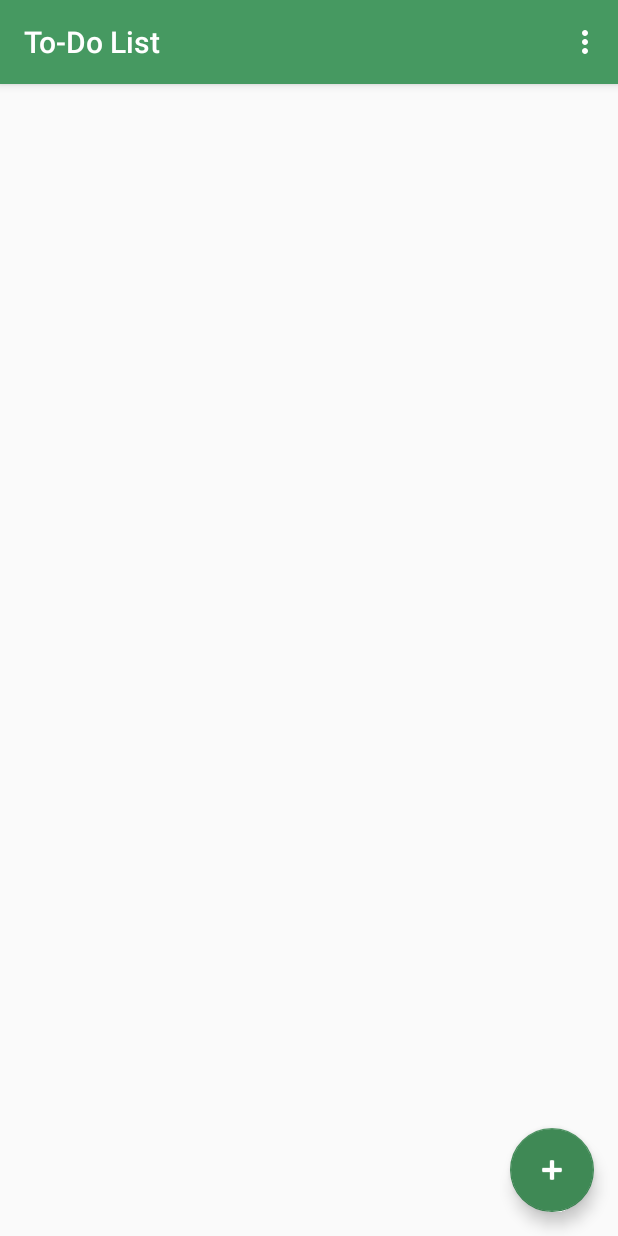
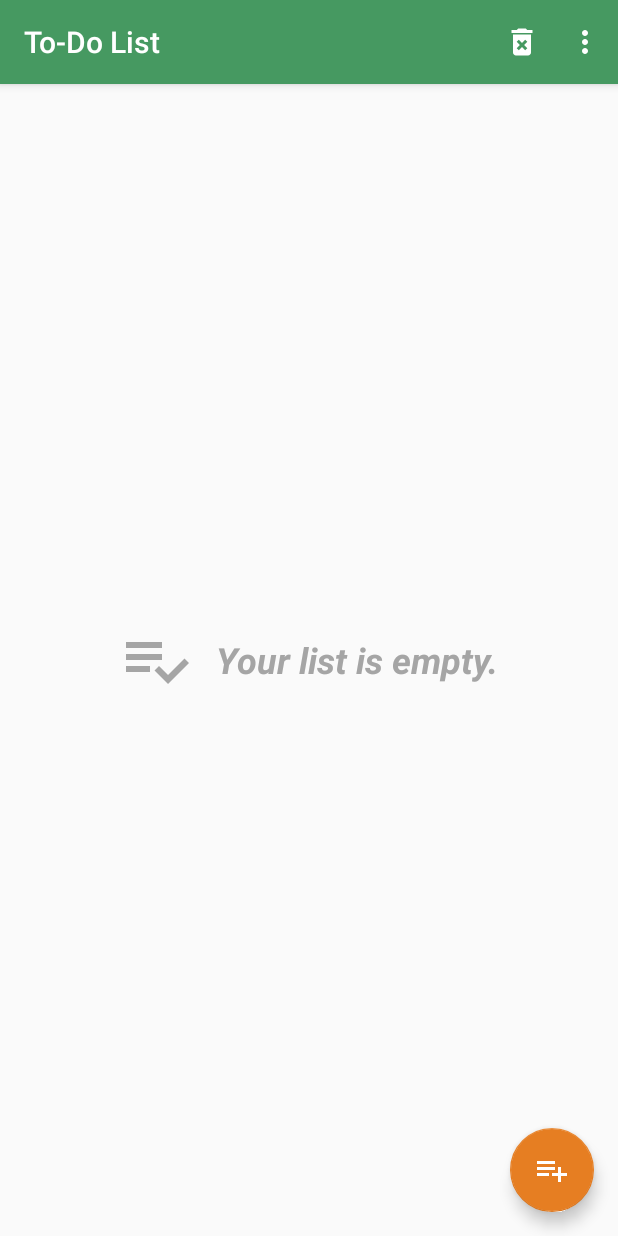
Before and after one commit to zsoltroesler/ToDoList, an Android app: the screen it shows after launch (MainActivity), on a phone screen of 412 x 824 dp. Run offline under Robolectric (Android 15) with nearby library versions, the phone set to English and light mode, and no system bars; our stand-ins replace Room's generated code.

Commit message:
delete function upgraded, some ui and res changes

```diff
--- a/app/src/main/java/com/example/android/todolist/database/TaskDao.java
+++ b/app/src/main/java/com/example/android/todolist/database/TaskDao.java
@@ -28,6 +28,9 @@ public interface TaskDao {
     @Delete
     void deleteTask(TaskEntry taskEntry);
 
+    @Query("DELETE FROM task")
+    void deleteAllTasks();
+
     @Query("SELECT * FROM task WHERE id = :id")
     LiveData<TaskEntry> loadTaskById(int id);
 }
--- a/app/src/main/java/com/example/android/todolist/ui/main/MainActivity.java
+++ b/app/src/main/java/com/example/android/todolist/ui/main/MainActivity.java
@@ -18,11 +18,15 @@ package com.example.android.todolist.ui.main;
 
 import android.arch.lifecycle.Observer;
 import android.arch.lifecycle.ViewModelProviders;
+import android.content.DialogInterface;
 import android.content.Intent;
-import android.content.SharedPreferences;
+import android.graphics.Color;
 import android.os.Bundle;
 import android.support.annotation.Nullable;
+import android.support.design.widget.CoordinatorLayout;
 import android.support.design.widget.FloatingActionButton;
+import android.support.design.widget.Snackbar;
+import android.support.v7.app.AlertDialog;
 import android.support.v7.app.AppCompatActivity;
 import android.support.v7.widget.DividerItemDecoration;
 import android.support.v7.widget.LinearLayoutManager;
@@ -34,7 +38,7 @@ import android.view.Menu;
 import android.view.MenuInflater;
 import android.view.MenuItem;
 import android.view.View;
-
+import android.widget.LinearLayout;
 import com.example.android.todolist.AppExecutors;
 import com.example.android.todolist.R;
 import com.example.android.todolist.adapter.TaskAdapter;
@@ -42,6 +46,7 @@ import com.example.android.todolist.database.AppDatabase;
 import com.example.android.todolist.database.TaskEntry;
 import com.example.android.todolist.settings.SettingsActivity;
 import com.example.android.todolist.ui.add.AddTaskActivity;
+import com.example.android.todolist.utilities.SwipeToDeleteCallback;
 
 import java.util.List;
 
@@ -50,12 +55,17 @@ import static android.widget.LinearLayout.VERTICAL;
 
 public class MainActivity extends AppCompatActivity implements TaskAdapter.ItemClickListener {
 
-    // Constant for logging
     private static final String TAG = MainActivity.class.getSimpleName();
-    // Member variables for the adapter and RecyclerView
+
+    private CoordinatorLayout mCoordinatorLayout;
     private RecyclerView mRecyclerView;
+    private LinearLayout mLinearLayout;
+    private FloatingActionButton mFab;
     private TaskAdapter mAdapter;
     private AppDatabase mDb;
+    private List<TaskEntry> mTasks;
+    private TaskEntry mTask;
+    private int recentlyDeletedTaskPosition;
 
     @Override
     protected void onCreate(Bundle savedInstanceState) {
@@ -64,54 +74,48 @@ public class MainActivity extends AppCompatActivity implements TaskAdapter.ItemC
 
         Log.i(TAG, "TEST: MainActivity onCreate() called");
 
-        // Set the RecyclerView to its corresponding view
+        mDb = AppDatabase.getsInstance(getApplicationContext());
+
+        setUpViews();
+
+        setupViewModel();
+
+    }
+
+    private void setupViewModel() {
+        MainViewModel viewModel = ViewModelProviders.of(this).get(MainViewModel.class);
+        viewModel.getTasks().observe(this, new Observer<List<TaskEntry>>() {
+            @Override
+            public void onChanged(@Nullable List<TaskEntry> taskEntries) {
+                Log.d(TAG, "Updating list of tasks from LiveData in ViewModel");
+                mTasks = taskEntries;
+                mAdapter.setTasks(mTasks);
+                if (mTasks == null || mTasks.isEmpty()) {
+                    mLinearLayout.setVisibility(View.VISIBLE);
+                } else {
+                    mLinearLayout.setVisibility(View.INVISIBLE);
+                }
+            }
+        });
+    }
+
+    private void setUpViews() {
+        mCoordinatorLayout = findViewById(R.id.coordinatorLayout);
+        mFab = findViewById(R.id.fab);
+        mLinearLayout = findViewById(R.id.empty_list);
         mRecyclerView = findViewById(R.id.recyclerViewTasks);
 
-        // Set the layout for the RecyclerView to be a linear layout, which measures and
-        // positions items within a RecyclerView into a linear list
+
         mRecyclerView.setLayoutManager(new LinearLayoutManager(this));
-
-        // Initialize the adapter and attach it to the RecyclerView
         mAdapter = new TaskAdapter(this, this);
         mRecyclerView.setAdapter(mAdapter);
 
         DividerItemDecoration decoration = new DividerItemDecoration(getApplicationContext(), VERTICAL);
         mRecyclerView.addItemDecoration(decoration);
 
-        /*
-         Add a touch helper to the RecyclerView to recognize when a user swipes to delete an item.
-         An ItemTouchHelper enables touch behavior (like swipe and move) on each ViewHolder,
-         and uses callbacks to signal when a user is performing these actions.
-         */
-        new ItemTouchHelper(new ItemTouchHelper.SimpleCallback(0, ItemTouchHelper.LEFT | ItemTouchHelper.RIGHT) {
-            @Override
-            public boolean onMove(RecyclerView recyclerView, RecyclerView.ViewHolder viewHolder, RecyclerView.ViewHolder target) {
-                return false;
-            }
+        swipeToDelete();
 
-            // Called when a user swipes left or right on a ViewHolder
-            @Override
-            public void onSwiped(final RecyclerView.ViewHolder viewHolder, int swipeDir) {
-                // Here is where you'll implement swipe to delete
-                AppExecutors.getInstance().diskIO().execute(new Runnable() {
-                    @Override
-                    public void run() {
-                        int position = viewHolder.getAdapterPosition();
-                        List<TaskEntry> tasks = mAdapter.getTasks();
-                        mDb.taskDao().deleteTask(tasks.get(position));
-                    }
-                });
-            }
-        }).attachToRecyclerView(mRecyclerView);
-
-        /*
-         Set the Floating Action Button (FAB) to its corresponding View.
-         Attach an OnClickListener to it, so that when it's clicked, a new intent will be created
-         to launch the AddTaskActivity.
-         */
-        FloatingActionButton fabButton = findViewById(R.id.fab);
-
-        fabButton.setOnClickListener(new View.OnClickListener() {
+        mFab.setOnClickListener(new View.OnClickListener() {
             @Override
             public void onClick(View view) {
                 // Create a new intent to start an AddTaskActivity
@@ -119,19 +123,57 @@ public class MainActivity extends AppCompatActivity implements TaskAdapter.ItemC
                 startActivity(addTaskIntent);
             }
         });
-        mDb = AppDatabase.getsInstance(getApplicationContext());
-        setupViewModel();
     }
 
-    private void setupViewModel() {
-       MainViewModel viewModel = ViewModelProviders.of(this).get(MainViewModel.class);
-        viewModel.getTasks().observe(this, new Observer<List<TaskEntry>>() {
+    private void swipeToDelete() {
+        SwipeToDeleteCallback swipeToDeleteCallback = new SwipeToDeleteCallback(this) {
             @Override
-            public void onChanged(@Nullable List<TaskEntry> taskEntries) {
-                Log.d(TAG, "Updating list of tasks from LiveData in ViewModel");
-                mAdapter.setTasks(taskEntries);
+            public void onSwiped(RecyclerView.ViewHolder viewHolder, int direction) {
+                // With swiping the QR code removed from the list but not deleted from the db yet
+                int position = viewHolder.getAdapterPosition();
+                mTasks = mAdapter.getTasks();
+                mTask = mTasks.get(position);
+                recentlyDeletedTaskPosition = position;
+                mTasks.remove(position);
+                mAdapter.notifyItemRemoved(recentlyDeletedTaskPosition);
+                showUndoSnackbar();
+            }
+        };
+
+        ItemTouchHelper itemTouchHelper = new ItemTouchHelper(swipeToDeleteCallback);
+        itemTouchHelper.attachToRecyclerView(mRecyclerView);
+    }
+
+    private void showUndoSnackbar() {
+        Snackbar snackbar = Snackbar.make(mCoordinatorLayout, R.string.delete_snackbar, Snackbar.LENGTH_LONG);
+        snackbar.setAction(R.string.delete_undo, new View.OnClickListener() {
+            @Override
+            public void onClick(View v) {
+                // Item would be restored into the list by pressing "UNDO"
+                undoDelete();
+            }
+        }).addCallback(new Snackbar.Callback() {
+            @Override
+            public void onDismissed(Snackbar transientBottomBar, int event) {
+                super.onDismissed(transientBottomBar, event);
+                // Item will ultimately be deleted from db
+                if (event != DISMISS_EVENT_ACTION) {
+                    AppExecutors.getInstance().diskIO().execute(new Runnable() {
+                        @Override
+                        public void run() {
+                            mDb.taskDao().deleteTask(mTask);
+                        }
+                    });
+                }
             }
         });
+        snackbar.setActionTextColor(Color.parseColor("#609BBC"));
+        snackbar.show();
+    }
+
+    private void undoDelete() {
+        mTasks.add(recentlyDeletedTaskPosition, mTask);
+        mAdapter.notifyItemInserted(recentlyDeletedTaskPosition);
     }
 
     @Override
@@ -155,11 +197,45 @@ public class MainActivity extends AppCompatActivity implements TaskAdapter.ItemC
     @Override
     public boolean onOptionsItemSelected(MenuItem item) {
         int id = item.getItemId();
-        if (id == R.id.action_settings) {
-            Intent startSettingsActivity = new Intent(this, SettingsActivity.class);
-            startActivity(startSettingsActivity);
-            return true;
+        switch (id) {
+            case R.id.action_settings:
+                Intent startSettingsActivity = new Intent(this, SettingsActivity.class);
+                startActivity(startSettingsActivity);
+                break;
+            case R.id.action_delete:
+                showDeleteConfirmationDialog();
+                break;
         }
+
         return super.onOptionsItemSelected(item);
     }
+
+    private void showDeleteConfirmationDialog() {
+        AlertDialog.Builder builder = new AlertDialog.Builder(this);
+        builder.setMessage(R.string.delete_confirmation_msg);
+        builder.setPositiveButton(R.string.delete_yes, new DialogInterface.OnClickListener() {
+            public void onClick(DialogInterface dialog, int id) {
+                if (mTasks == null || mTasks.isEmpty()) {
+                    dialog.dismiss();
+                } else {
+                    AppExecutors.getInstance().diskIO().execute(new Runnable() {
+                        @Override
+                        public void run() {
+                            mDb.taskDao().deleteAllTasks();
+                        }
+                    });
+                }
+            }
+        });
+        builder.setNegativeButton(R.string.delete_no, new DialogInterface.OnClickListener() {
+            public void onClick(DialogInterface dialog, int id) {
+                if (dialog != null) {
+                    dialog.dismiss();
+                }
+            }
+        });
+
+        AlertDialog alertDialog = builder.create();
+        alertDialog.show();
+    }
 }
--- /dev/null
+++ b/app/src/main/java/com/example/android/todolist/utilities/SwipeToDeleteCallback.java
@@ -0,0 +1,75 @@
+package com.example.android.todolist.utilities;
+
+import android.content.Context;
+import android.graphics.Canvas;
+import android.graphics.Color;
+import android.graphics.drawable.ColorDrawable;
+import android.graphics.drawable.Drawable;
+import android.support.annotation.NonNull;
+import android.support.v4.content.ContextCompat;
+import android.support.v7.widget.RecyclerView;
+import android.support.v7.widget.helper.ItemTouchHelper;
+import android.view.View;
+
+import com.example.android.todolist.R;
+
+public abstract class SwipeToDeleteCallback extends ItemTouchHelper.SimpleCallback {
+
+    Context mContext;
+    private Drawable icon;
+    private final ColorDrawable background;
+
+    public SwipeToDeleteCallback(Context context) {
+        super(0, ItemTouchHelper.LEFT | ItemTouchHelper.RIGHT);
+        mContext = context;
+        icon = ContextCompat.getDrawable(mContext, R.drawable.ic_delete);
+        background = new ColorDrawable(Color.parseColor("#E74C3C"));
+    }
+
+    @Override
+    public boolean onMove(@NonNull RecyclerView recyclerView,
+                          @NonNull RecyclerView.ViewHolder viewHolder,
+                          @NonNull RecyclerView.ViewHolder viewHolder1) {
+        return false;
+    }
+
+    @Override
+    public void onChildDraw(Canvas c, RecyclerView recyclerView, RecyclerView.ViewHolder viewHolder,
+                            float dX, float dY, int actionState, boolean isCurrentlyActive) {
+        super.onChildDraw(c, recyclerView, viewHolder, dX, dY, actionState, isCurrentlyActive);
+
+        View itemView = viewHolder.itemView;
+        int backgroundCornerOffset = 20;
+
+        int iconMargin = (itemView.getHeight() - icon.getIntrinsicHeight()) / 2;
+        int iconTop = itemView.getTop() + (itemView.getHeight() - icon.getIntrinsicHeight()) / 2;
+        int iconBottom = iconTop + icon.getIntrinsicHeight();
+
+        if (dX > 0) { // Swiping to the right
+            int iconLeft = itemView.getLeft() + iconMargin;
+            int iconRight = iconLeft + icon.getIntrinsicWidth();
+            icon.setBounds(iconLeft, iconTop, iconRight, iconBottom);
+
+            background.setBounds(itemView.getLeft(), itemView.getTop(),
+                    itemView.getLeft() + ((int) dX) + backgroundCornerOffset,
+                    itemView.getBottom());
+        } else if (dX < 0) { // Swiping to the left
+            int iconLeft = itemView.getRight() - iconMargin - icon.getIntrinsicWidth();
+            int iconRight = itemView.getRight() - iconMargin;
+            icon.setBounds(iconLeft, iconTop, iconRight, iconBottom);
+
+            background.setBounds(itemView.getRight() + ((int) dX) - backgroundCornerOffset,
+                    itemView.getTop(), itemView.getRight(), itemView.getBottom());
+        } else { // view is unSwiped
+            background.setBounds(0, 0, 0, 0);
+        }
+
+        background.draw(c);
+        icon.draw(c);
+    }
+
+    @Override
+    public float getSwipeThreshold(@NonNull RecyclerView.ViewHolder viewHolder) {
+        return 0.8f;
+    }
+}
--- /dev/null
+++ b/app/src/main/res/drawable/ic_add_task_24dp.xml
@@ -0,0 +1,5 @@
+<vector android:height="24dp" android:tint="#FFFFFF"
+    android:viewportHeight="24.0" android:viewportWidth="24.0"
+    android:width="24dp" xmlns:android="http://schemas.android.com/apk/res/android">
+    <path android:fillColor="#FF000000" android:pathData="M14,10L2,10v2h12v-2zM14,6L2,6v2h12L14,6zM18,14v-4h-2v4h-4v2h4v4h2v-4h4v-2h-4zM2,16h8v-2L2,14v2z"/>
+</vector>
--- /dev/null
+++ b/app/src/main/res/drawable/ic_delete.xml
@@ -0,0 +1,5 @@
+<vector android:height="24dp" android:tint="#FFFFFF"
+    android:viewportHeight="24.0" android:viewportWidth="24.0"
+    android:width="24dp" xmlns:android="http://schemas.android.com/apk/res/android">
+    <path android:fillColor="#FF000000" android:pathData="M6,19c0,1.1 0.9,2 2,2h8c1.1,0 2,-0.9 2,-2L18,7L6,7v12zM8.46,11.88l1.41,-1.41L12,12.59l2.12,-2.12 1.41,1.41L13.41,14l2.12,2.12 -1.41,1.41L12,15.41l-2.12,2.12 -1.41,-1.41L10.59,14l-2.13,-2.12zM15.5,4l-1,-1h-5l-1,1L5,4v2h14L19,4z"/>
+</vector>
--- a/app/src/main/res/drawable/ic_todo_list_notification_24dp.xml
+++ b/app/src/main/res/drawable/ic_todo_list_notification_24dp.xml
@@ -4,6 +4,6 @@
         android:viewportWidth="24.0"
         android:viewportHeight="24.0">
     <path
-        android:fillColor="#469961"
+        android:fillColor="#A5A5A5"
         android:pathData="M14,10L2,10v2h12v-2zM14,6L2,6v2h12L14,6zM2,16h8v-2L2,14v2zM21.5,11.5L23,13l-6.99,7 -4.51,-4.5L13,14l3.01,3 5.49,-5.5z"/>
 </vector>
--- a/app/src/main/res/layout/activity_main.xml
+++ b/app/src/main/res/layout/activity_main.xml
@@ -3,8 +3,9 @@
     This layout defines the main activity screen and displays a list of tasks (if they exist),
     and a floating action button that launches another activity.
 -->
-<FrameLayout xmlns:android="http://schemas.android.com/apk/res/android"
-    xmlns:app="http://schemas.android.com/apk/res-auto"
+<android.support.design.widget.CoordinatorLayout
+    xmlns:android="http://schemas.android.com/apk/res/android"
+    android:id="@+id/coordinatorLayout"
     android:layout_width="match_parent"
     android:layout_height="match_parent">
 
@@ -15,6 +16,30 @@
         android:layout_height="match_parent"
         android:paddingBottom="8dp"/>
 
+    <LinearLayout xmlns:android="http://schemas.android.com/apk/res/android"
+        android:id="@+id/empty_list"
+        android:layout_width="wrap_content"
+        android:layout_height="wrap_content"
+        android:layout_gravity="center"
+        android:visibility="invisible">
+
+        <ImageView
+            android:layout_width="@dimen/icon_size"
+            android:layout_height="@dimen/icon_size"
+            android:src="@drawable/ic_todo_list_notification_24dp" />
+
+        <TextView
+            android:layout_width="wrap_content"
+            android:layout_height="wrap_content"
+            android:text="@string/your_list_is_empty"
+            android:layout_marginStart="@dimen/margin"
+            android:textColor="@color/colorPrimaryLight"
+            android:textStyle="italic|bold"
+            android:layout_gravity="center"
+            android:textAppearance="@style/TextAppearance.AppCompat.Headline"/>
+
+    </LinearLayout>
+
     <!-- Floating action button that launches AddTaskActivity when clicked -->
     <android.support.design.widget.FloatingActionButton
         android:id="@+id/fab"
@@ -22,7 +47,7 @@
         android:layout_height="wrap_content"
         android:layout_gravity="bottom|end"
         android:layout_margin="@dimen/fab_margin"
-        app:srcCompat="@android:drawable/ic_input_add"
-        android:tint="@android:color/white"/>
+        android:src="@drawable/ic_add_task_24dp"
+        android:backgroundTint="@color/colorAccent" />
 
-</FrameLayout>
+</android.support.design.widget.CoordinatorLayout>
--- a/app/src/main/res/menu/todolist_menu.xml
+++ b/app/src/main/res/menu/todolist_menu.xml
@@ -1,6 +1,13 @@
 <?xml version="1.0" encoding="utf-8"?>
 <menu xmlns:android="http://schemas.android.com/apk/res/android"
     xmlns:app="http://schemas.android.com/apk/res-auto">
+
+    <item
+        android:id="@+id/action_delete"
+        android:icon="@drawable/ic_delete"
+        android:title="@string/delete"
+        app:showAsAction="ifRoom" />
+
     <item
         android:id="@+id/action_settings"
         android:orderInCategory="100"
--- a/app/src/main/res/values/colors.xml
+++ b/app/src/main/res/values/colors.xml
@@ -4,7 +4,7 @@
     <color name="colorPrimary">#469961</color>
     <color name="colorPrimaryDark">#3F8955</color>
     <color name="colorPrimaryLight">#A5A5A5</color>
-    <color name="colorAccent">#3F8955</color>
+    <color name="colorAccent">#E67E22</color>
 
     <!-- colors for task priority selection -->
     <color name="materialRed">#E74C3C</color>
--- a/app/src/main/res/values/dimens.xml
+++ b/app/src/main/res/values/dimens.xml
@@ -16,4 +16,5 @@
 
     <dimen name="timer_icon">24dp</dimen>
     <dimen name="priority_circle">24dp</dimen>
+    <dimen name="icon_size">48dp</dimen>
 </resources>
--- a/app/src/main/res/values/strings.xml
+++ b/app/src/main/res/values/strings.xml
@@ -51,4 +51,12 @@
     <string name="pref_label_notification">Reminder Notification</string>
     <string name="pref_key_notification" translatable="false">notification</string>
 
+    <string name="delete">delete</string>
+    <string name="delete_snackbar">Item deleted</string>
+    <string name="delete_undo">UNDO</string>
+    <string name="delete_confirmation_msg">Would you really like to delete all items?</string>
+    <string name="delete_yes">Yes</string>
+    <string name="delete_no">No</string>
+    <string name="your_list_is_empty">Your list is empty.</string>
+
 </resources>
--- a/build.gradle
+++ b/build.gradle
@@ -6,7 +6,7 @@ buildscript {
         google()
     }
     dependencies {
-        classpath 'com.android.tools.build:gradle:3.1.2'
+        classpath 'com.android.tools.build:gradle:3.3.0'
 
         // NOTE: Do not place your application dependencies here; they belong
         // in the individual module build.gradle files
@@ -14,7 +14,7 @@ buildscript {
 }
 
 allprojects {
-    String osName = System.getProperty("os.name").toLowerCase();
+    String osName = System.getProperty("os.name").toLowerCase()
     if (osName.contains("windows")) {
         buildDir = "C:/tmp/${rootProject.name}/${project.name}"
     }
```
Also changed, not shown: app/build.gradle (+10 -18 lines), gradle/wrapper/gradle-wrapper.properties.
